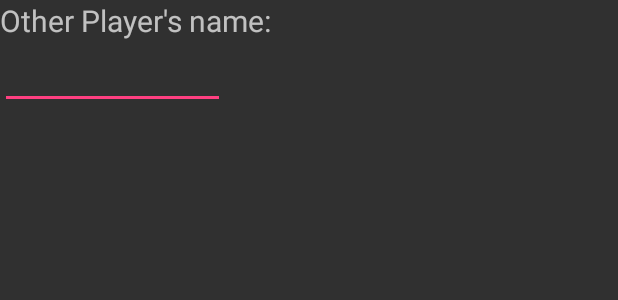
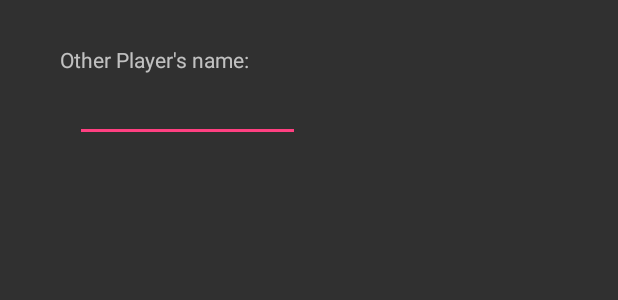
Before and after one commit to annamooseity/nim, an Android app: the layout new_game_dialog.xml on its own in the app's theme, with its tools: preview values and no code run, on a phone screen of 412 x 824 dp. Shown: the top 300 px of the screen. Run offline under Robolectric (Android 15) with nearby library versions, the phone set to English and light mode, and no system bars.

Commit message:
#6 everything is terrible

```diff
--- a/NimSolver/app/src/main/java/com/annamooseity/nimsolver/GameListFrag.java
+++ b/NimSolver/app/src/main/java/com/annamooseity/nimsolver/GameListFrag.java
@@ -108,10 +108,10 @@ public class GameListFrag extends ListFragment implements LoaderManager.LoaderCa
         dialog.setMessage("Load your game with " + dataAdapter.getGameWithoutRules(position).getOtherPlayerName() + "?");
         NimGame game = (dataAdapter.getGameWithoutRules(index));
 
-    String[] args = {"" + (game.getRulesIndex() - 1)};
+    String[] args = {Integer.toString(game.getRulesIndex() + 1)};
 
         Cursor rulesCursor = getActivity().getContentResolver().query(NimRules.CONTENT_URI_rules, NimRules.projection, NimRules.RULES_ID + " =?", args, null);
-        boolean check = rulesCursor.moveToFirst();
+        rulesCursor.moveToFirst();
         NimRules rules = new NimRules(MainActivity.stringToIntArray(rulesCursor.getString(rulesCursor.getColumnIndex(NimRules.PILES))),
                 MainActivity.stringToIntArray(rulesCursor.getString(rulesCursor.getColumnIndex(NimRules.TAKE_OPTIONS))),
                         Integer.parseInt(rulesCursor.getString(rulesCursor.getColumnIndex(NimRules.PLAYER_FIRST))));
--- a/NimSolver/app/src/main/java/com/annamooseity/nimsolver/NimProvider.java
+++ b/NimSolver/app/src/main/java/com/annamooseity/nimsolver/NimProvider.java
@@ -201,11 +201,7 @@ public class NimProvider extends ContentProvider
             case GAME_ID:
                 qb.setTables(GAME_TABLE_NAME);
                 qb.setProjectionMap( gameProjectionMap);
-                if (selection != null)
-                {
-                    selection = selection + "_id = " + uri.getLastPathSegment();
-                }
-                notifyUri = NimGame.CONTENT_URI_game;
+              notifyUri = NimGame.CONTENT_URI_game;
                 break;
             case RULES:
                 qb.setTables(RULES_TABLE_NAME);
--- a/NimSolver/app/src/main/res/layout/list_game_row.xml
+++ b/NimSolver/app/src/main/res/layout/list_game_row.xml
@@ -29,7 +29,6 @@
         android:layout_width="wrap_content"
         android:layout_height="wrap_content"
         android:textAppearance="?android:attr/textAppearanceMedium"
-        android:text="Last played on whenever"
-        android:id="@+id/lastPlayedOn_gameList"
+        android:id="@+id/takeOptions_gameList"
         />
 </LinearLayout>
--- a/NimSolver/app/src/main/res/layout/new_game_dialog.xml
+++ b/NimSolver/app/src/main/res/layout/new_game_dialog.xml
@@ -3,49 +3,22 @@
               android:orientation="vertical"
               android:layout_width="match_parent"
               android:layout_height="match_parent">
-<!--
-    <Switch
-            android:layout_width="wrap_content"
-            android:layout_height="wrap_content"
-            android:text="Play Against AI"
-            android:id="@+id/aiSwitch"
-            android:textSize="20dp"
-            android:layout_alignLeft="@+id/lPile3"
-            android:layout_alignStart="@+id/lPile3"
-            android:layout_centerVertical="true"
-            android:checked="false"/>
-
-        <ViewSwitcher
-            android:layout_width="match_parent"
-            android:layout_height="wrap_content"
-            android:id="@+id/playerNameSwitcher"
-            android:layout_below="@+id/aiSwitch">
 
 
-            <LinearLayout
-                android:layout_width="match_parent"
-                android:layout_height="wrap_content"
-                android:orientation="horizontal"> -->
 
                 <TextView
+                    android:layout_marginTop="30dp"
                     android:layout_width="wrap_content"
                     android:layout_height="wrap_content"
-                    android:textSize="20dp"
+                    android:layout_marginLeft="40dp"
                     android:text="Other Player's name: "/>
 
                 <EditText
                     android:layout_width="150dp"
                     android:layout_height="wrap_content"
+                    android:inputType="textCapWords"
+                    android:layout_marginLeft="50dp"
                     android:id="@+id/otherPlayerName_dialog"/>
-    <!--
-            </LinearLayout>
-
-            <LinearLayout
-                android:layout_width="match_parent"
-                android:layout_height="wrap_content"></LinearLayout>
 
 
-
-      </ViewSwitcher> -->
-
 </LinearLayout>
```
Also changed, not shown: NimSolver/app/src/main/java/com/annamooseity/nimsolver/GameCursorAdapter.java (+27 -5 lines), NimSolver/app/src/main/java/com/annamooseity/nimsolver/MainActivity.java (+40 -18 lines), NimSolver/app/src/main/java/com/annamooseity/nimsolver/PlayFragment.java (+6 -2 lines), NimSolver/app/src/main/java/com/annamooseity/nimsolver/RulesCursorAdapter.java (+13 -0 lines), NimSolver/app/src/main/java/com/annamooseity/nimsolver/RulesListFrag.java (+17 -2 lines).
